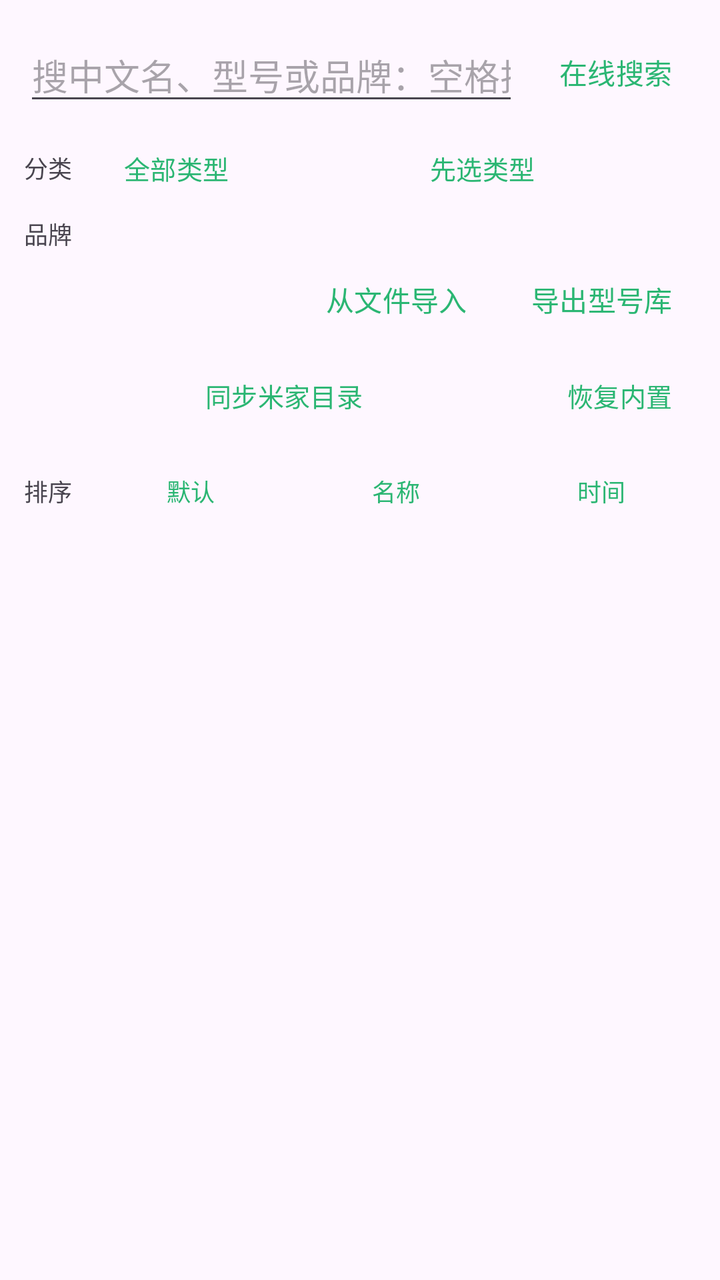
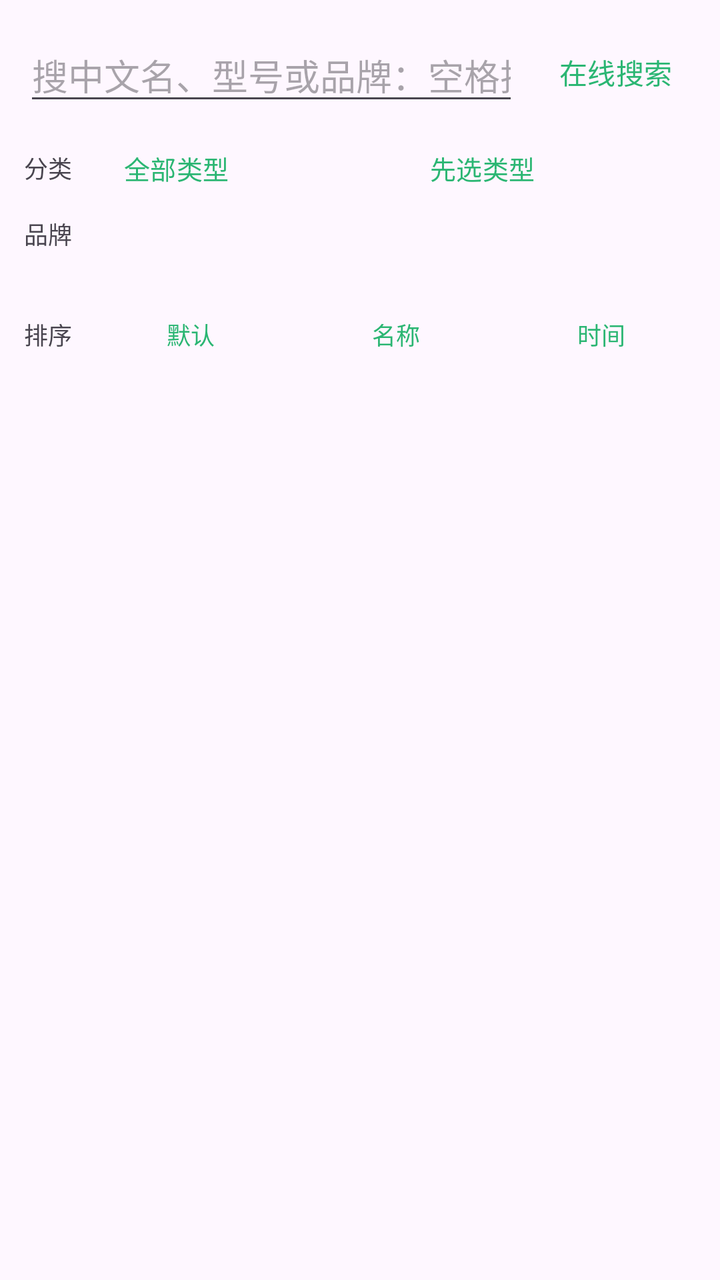

An Android layout rendered at two revisions. The XML below is the earlier revision; the diff shows what the commit changed to produce the second picture.
<!-- AndroidManifest.xml: application theme Theme.MijiaSim -->
<!-- res/layout/activity_model_library.xml -->
<?xml version="1.0" encoding="utf-8"?>
<LinearLayout xmlns:android="http://schemas.android.com/apk/res/android"
    android:layout_width="match_parent"
    android:layout_height="match_parent"
    android:focusable="true"
    android:focusableInTouchMode="true"
    android:orientation="vertical"
    android:padding="12dp">

    <LinearLayout
        android:layout_width="match_parent"
        android:layout_height="wrap_content"
        android:gravity="center_vertical"
        android:orientation="horizontal">

        <EditText
            android:id="@+id/input_model_query"
            android:layout_width="0dp"
            android:layout_height="wrap_content"
            android:layout_weight="1"
            android:hint="@string/hint_model_search"
            android:inputType="text"
            android:maxLines="1" />

        <Button
            android:id="@+id/btn_search_online"
            style="?android:attr/buttonBarButtonStyle"
            android:layout_width="wrap_content"
            android:layout_height="wrap_content"
            android:text="@string/action_search_online" />
    </LinearLayout>

    
    <LinearLayout
        android:layout_width="match_parent"
        android:layout_height="wrap_content"
        android:gravity="center_vertical"
        android:orientation="horizontal">

        <TextView
            android:layout_width="wrap_content"
            android:layout_height="wrap_content"
            android:paddingEnd="6dp"
            android:text="@string/label_cat"
            android:textSize="12sp" />

        <Button
            android:id="@+id/btn_pick_cat"
            style="?android:attr/buttonBarButtonStyle"
            android:layout_width="0dp"
            android:layout_height="wrap_content"
            android:layout_weight="1"
            android:gravity="start|center_vertical"
            android:minWidth="0dp"
            android:text="@string/filter_all_cats"
            android:textSize="13sp" />

        <Button
            android:id="@+id/btn_pick_sub"
            style="?android:attr/buttonBarButtonStyle"
            android:layout_width="0dp"
            android:layout_height="wrap_content"
            android:layout_weight="1"
            android:gravity="start|center_vertical"
            android:minWidth="0dp"
            android:text="@string/filter_pick_cat_first"
            android:textSize="13sp" />
    </LinearLayout>

    
    <LinearLayout
        android:layout_width="match_parent"
        android:layout_height="wrap_content"
        android:gravity="center_vertical"
        android:orientation="horizontal">

        <TextView
            android:layout_width="wrap_content"
            android:layout_height="wrap_content"
            android:paddingEnd="6dp"
            android:text="@string/label_brand"
            android:textSize="12sp" />

        <HorizontalScrollView
            android:id="@+id/brand_scroll"
            android:layout_width="0dp"
            android:layout_height="wrap_content"
            android:layout_weight="1"
            android:scrollbars="none">

            <LinearLayout
                android:id="@+id/brand_chips"
                android:layout_width="wrap_content"
                android:layout_height="wrap_content"
                android:gravity="center_vertical"
                android:orientation="horizontal"
                android:paddingBottom="4dp" />
        </HorizontalScrollView>
    </LinearLayout>

    <LinearLayout
        android:layout_width="match_parent"
        android:layout_height="wrap_content"
        android:gravity="center_vertical"
        android:orientation="horizontal">

        <TextView
            android:id="@+id/library_hint"
            android:layout_width="0dp"
            android:layout_height="wrap_content"
            android:layout_weight="1"
            android:textSize="13sp" />

        <Button
            android:id="@+id/btn_import_file"
            style="?android:attr/buttonBarButtonStyle"
            android:layout_width="wrap_content"
            android:layout_height="wrap_content"
            android:text="@string/action_import_spec_file" />

        <Button
            android:id="@+id/btn_export_all"
            style="?android:attr/buttonBarButtonStyle"
            android:layout_width="wrap_content"
            android:layout_height="wrap_content"
            android:text="@string/action_export_specs" />
    </LinearLayout>

    
    <LinearLayout
        android:layout_width="match_parent"
        android:layout_height="wrap_content"
        android:gravity="center_vertical"
        android:orientation="horizontal">

        <Button
            android:id="@+id/btn_sync_mijia"
            style="?android:attr/buttonBarButtonStyle"
            android:layout_width="0dp"
            android:layout_height="wrap_content"
            android:layout_weight="1"
            android:minWidth="0dp"
            android:text="@string/action_sync_mijia"
            android:textSize="13sp" />

        <Button
            android:id="@+id/btn_restore_builtin"
            style="?android:attr/buttonBarButtonStyle"
            android:layout_width="wrap_content"
            android:layout_height="wrap_content"
            android:text="@string/action_restore_builtin"
            android:textSize="13sp" />
    </LinearLayout>

    
    <LinearLayout
        android:layout_width="match_parent"
        android:layout_height="wrap_content"
        android:gravity="center_vertical"
        android:orientation="horizontal">

        <TextView
            android:layout_width="wrap_content"
            android:layout_height="wrap_content"
            android:paddingEnd="4dp"
            android:text="@string/label_sort"
            android:textSize="12sp" />

        <Button
            android:id="@+id/btn_sort_default"
            style="?android:attr/buttonBarButtonStyle"
            android:layout_width="0dp"
            android:layout_height="wrap_content"
            android:layout_weight="1"
            android:minWidth="0dp"
            android:text="@string/sort_default"
            android:textSize="12sp" />

        <Button
            android:id="@+id/btn_sort_name"
            style="?android:attr/buttonBarButtonStyle"
            android:layout_width="0dp"
            android:layout_height="wrap_content"
            android:layout_weight="1"
            android:minWidth="0dp"
            android:text="@string/sort_name"
            android:textSize="12sp" />

        <Button
            android:id="@+id/btn_sort_time"
            style="?android:attr/buttonBarButtonStyle"
            android:layout_width="0dp"
            android:layout_height="wrap_content"
            android:layout_weight="1"
            android:minWidth="0dp"
            android:text="@string/sort_time"
            android:textSize="12sp" />
    </LinearLayout>

    <androidx.recyclerview.widget.RecyclerView
        android:id="@+id/model_list"
        android:layout_width="match_parent"
        android:layout_height="0dp"
        android:layout_weight="1"
        android:scrollbars="vertical" />

    <TextView
        android:id="@+id/online_result"
        android:layout_width="match_parent"
        android:layout_height="wrap_content"
        android:maxLines="4"
        android:scrollbars="vertical"
        android:textSize="13sp" />

</LinearLayout>
<!-- resources referenced by this layout -->
<resources>
  <string name="action_export_specs">导出型号库</string>
  <string name="action_import_spec_file">从文件导入</string>
  <string name="action_restore_builtin">恢复内置</string>
  <string name="action_search_online">在线搜索</string>
  <string name="action_sync_mijia">同步米家目录</string>
  <string name="filter_all_cats">全部类型</string>
  <string name="filter_pick_cat_first">先选类型</string>
  <string name="hint_model_search">搜中文名、型号或品牌：空格括号不用管，扫地机器人也能搜到扫拖机器人</string>
  <string name="label_brand">品牌</string>
  <string name="label_cat">分类</string>
  <string name="label_sort">排序</string>
  <string name="sort_default">默认</string>
  <string name="sort_name">名称</string>
  <string name="sort_time">时间</string>
  <style name="Theme.MijiaSim" parent="Theme.Material3.DayNight">
          <item name="colorPrimary">@color/accent</item>
          <item name="android:statusBarColor">@android:color/transparent</item>
      </style>
  <color name="accent">#FF2bb673</color>
</resources>

<!-- the commit's change to res/layout/activity_model_library.xml (unified diff, before → after) -->
@@ -98,59 +98,12 @@
         </HorizontalScrollView>
     </LinearLayout>
 
-    <LinearLayout
+    
+    <TextView
+        android:id="@+id/library_hint"
         android:layout_width="match_parent"
         android:layout_height="wrap_content"
-        android:gravity="center_vertical"
-        android:orientation="horizontal">
-
-        <TextView
-            android:id="@+id/library_hint"
-            android:layout_width="0dp"
-            android:layout_height="wrap_content"
-            android:layout_weight="1"
-            android:textSize="13sp" />
-
-        <Button
-            android:id="@+id/btn_import_file"
-            style="?android:attr/buttonBarButtonStyle"
-            android:layout_width="wrap_content"
-            android:layout_height="wrap_content"
-            android:text="@string/action_import_spec_file" />
-
-        <Button
-            android:id="@+id/btn_export_all"
-            style="?android:attr/buttonBarButtonStyle"
-            android:layout_width="wrap_content"
-            android:layout_height="wrap_content"
-            android:text="@string/action_export_specs" />
-    </LinearLayout>
-
-    
-    <LinearLayout
-        android:layout_width="match_parent"
-        android:layout_height="wrap_content"
-        android:gravity="center_vertical"
-        android:orientation="horizontal">
-
-        <Button
-            android:id="@+id/btn_sync_mijia"
-            style="?android:attr/buttonBarButtonStyle"
-            android:layout_width="0dp"
-            android:layout_height="wrap_content"
-            android:layout_weight="1"
-            android:minWidth="0dp"
-            android:text="@string/action_sync_mijia"
-            android:textSize="13sp" />
-
-        <Button
-            android:id="@+id/btn_restore_builtin"
-            style="?android:attr/buttonBarButtonStyle"
-            android:layout_width="wrap_content"
-            android:layout_height="wrap_content"
-            android:text="@string/action_restore_builtin"
-            android:textSize="13sp" />
-    </LinearLayout>
+        android:textSize="13sp" />
 
     
     <LinearLayout
<!-- resource entries referenced after the edit -->
@@ -1,10 +1,6 @@
 <!-- resources referenced by this layout -->
 <resources>
-  <string name="action_export_specs">导出型号库</string>
-  <string name="action_import_spec_file">从文件导入</string>
-  <string name="action_restore_builtin">恢复内置</string>
   <string name="action_search_online">在线搜索</string>
-  <string name="action_sync_mijia">同步米家目录</string>
   <string name="filter_all_cats">全部类型</string>
   <string name="filter_pick_cat_first">先选类型</string>
   <string name="hint_model_search">搜中文名、型号或品牌：空格括号不用管，扫地机器人也能搜到扫拖机器人</string>
